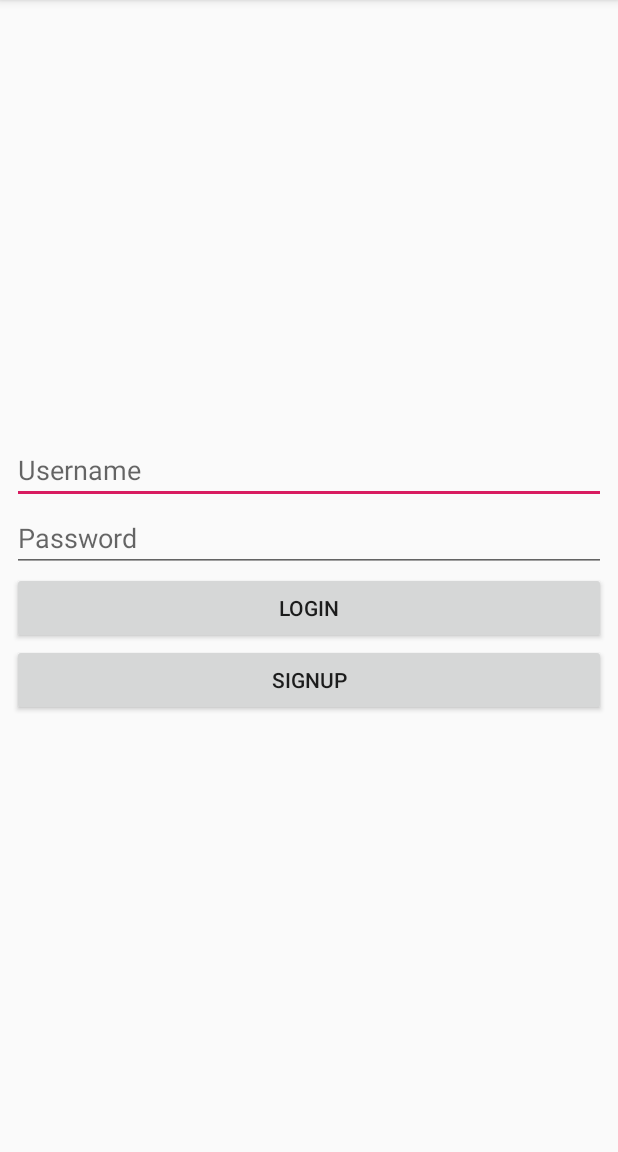
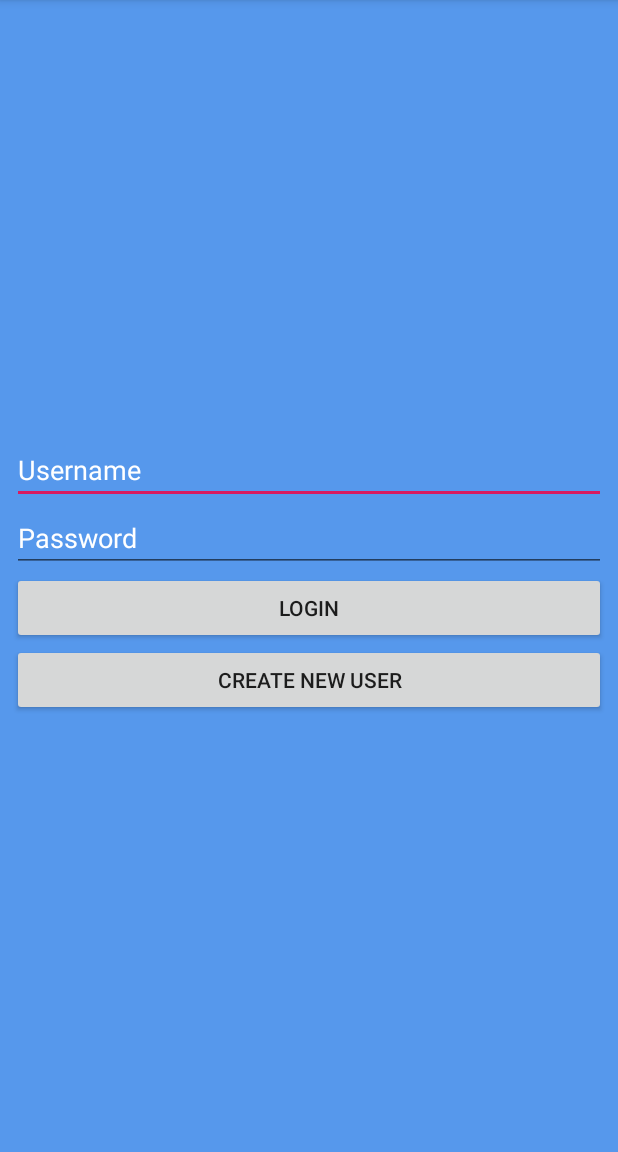
Before and after one commit to parashghale/HostelApp, an Android app: the screen it shows after launch (MainActivity), on a phone screen of 412 x 824 dp, the part 84-1236 px from its top. Run offline under Robolectric (Android 15) with nearby library versions, the phone set to English and light mode, and no system bars.

```diff
--- a/app/src/main/AndroidManifest.xml
+++ b/app/src/main/AndroidManifest.xml
@@ -9,6 +9,8 @@
         android:roundIcon="@mipmap/ic_launcher_round"
         android:supportsRtl="true"
         android:theme="@style/AppTheme">
+        <activity android:name=".SplashScreenActivity"></activity>
+        <activity android:name=".SignupActivity" />
         <activity android:name=".MainActivity">
             <intent-filter>
                 <action android:name="android.intent.action.MAIN" />
--- a/app/src/main/res/layout/activity_main.xml
+++ b/app/src/main/res/layout/activity_main.xml
@@ -6,27 +6,32 @@
     android:orientation="vertical"
     android:gravity="center"
     android:padding="8dp"
+    android:background="#5698EC"
     android:layout_height="match_parent"
     tools:context=".MainActivity">
 
     <EditText
         android:id="@+id/username"
         android:hint="Username"
+        android:textColor="#ffffff"
+        android:textColorHint="#ffffff"
         android:layout_width="match_parent"
         android:layout_height="wrap_content"/>
     <EditText
         android:id="@+id/password"
         android:hint="Password"
+        android:textColor="#ffffff"
+        android:textColorHint="#ffffff"
         android:layout_width="match_parent"
         android:layout_height="wrap_content"/>
     <Button
-        android:id="@+id/btnLogin"
+        android:id="@+id/login"
         android:text="Login"
         android:layout_width="match_parent"
         android:layout_height="wrap_content"/>
     <Button
         android:id="@+id/btnSignup"
-        android:text="Signup"
+        android:text="create new user"
         android:layout_width="match_parent"
         android:layout_height="wrap_content"/>
 
```
